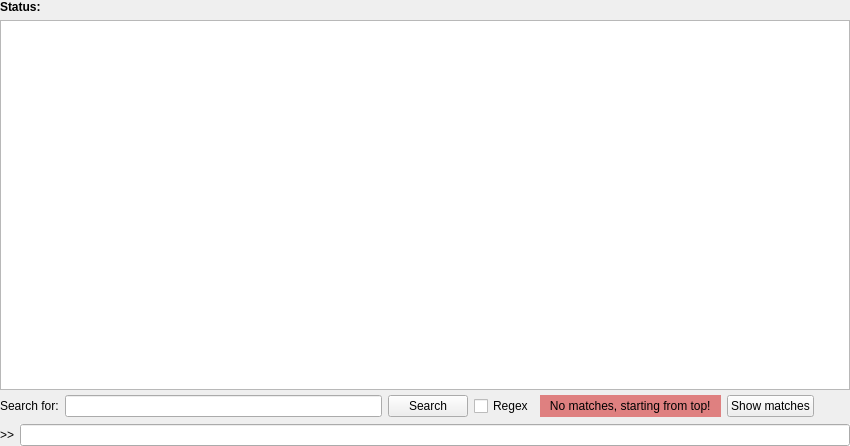
Old version of the form nicos/clients/gui/panels/console.ui in the repository mlz-ictrl/nicos.
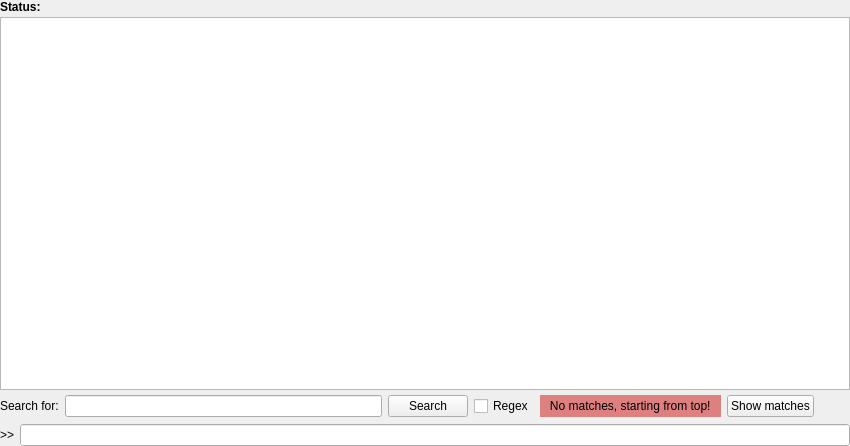
New version of the form. Icons and pictures are not drawn. Custom widgets are drawn as their Qt base class.

What changed in the file:
```diff
--- a/nicos/clients/gui/panels/console.ui
+++ b/nicos/clients/gui/panels/console.ui
@@ -46,22 +46,6 @@
        </property>
       </widget>
      </item>
-     <item>
-      <spacer name="verticalSpacer">
-       <property name="orientation">
-        <enum>Qt::Vertical</enum>
-       </property>
-       <property name="sizeType">
-        <enum>QSizePolicy::Fixed</enum>
-       </property>
-       <property name="sizeHint" stdset="0">
-        <size>
-         <width>20</width>
-         <height>3</height>
-        </size>
-       </property>
-      </spacer>
-     </item>
      <item>
       <widget class="MessageView" name="outView">
        <property name="focusPolicy">
@@ -698,16 +682,16 @@
   </action>
  </widget>
  <customwidgets>
-  <customwidget>
-   <class>HistoryLineEdit</class>
-   <extends>QLineEdit</extends>
-   <header>nicos.clients.gui.widgets.histedit.h</header>
-  </customwidget>
   <customwidget>
    <class>MessageView</class>
    <extends>QTextBrowser</extends>
    <header>nicos.clients.gui.widgets.messageview.h</header>
   </customwidget>
+  <customwidget>
+   <class>HistoryLineEdit</class>
+   <extends>QLineEdit</extends>
+   <header>nicos.clients.gui.widgets.histedit.h</header>
+  </customwidget>
  </customwidgets>
  <resources>
   <include location="../../../../resources/nicos-gui.qrc"/>
```
